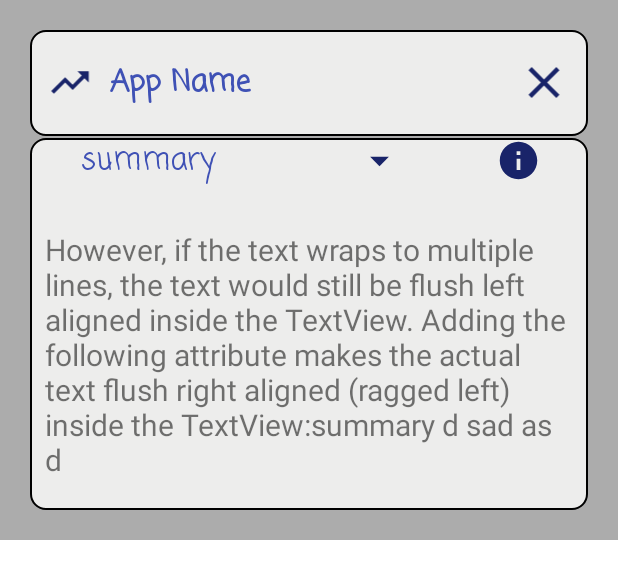
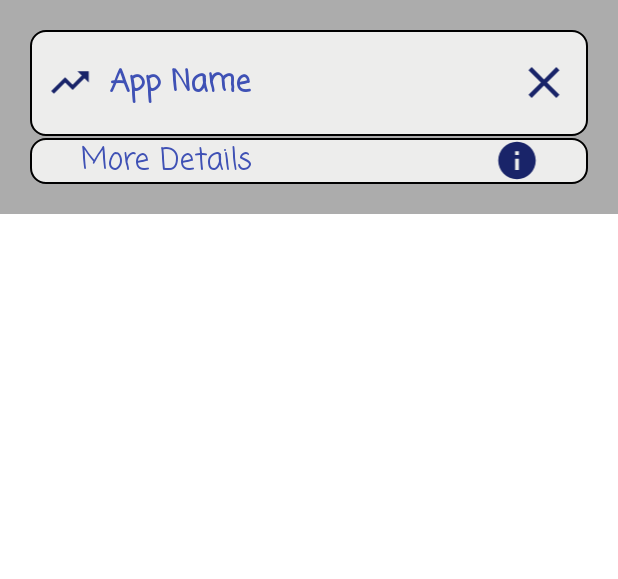
Before and after one commit to Latifa881/Top-10-Downloader-App, an Android app: the layout dialogue_view.xml on its own in the app's theme, with its tools: preview values and no code run, on a phone screen of 412 x 824 dp. Shown: the top 579 px of the screen. Run offline under Robolectric (Android 15) with nearby library versions, the phone set to English and light mode, and no system bars; network calls fail.

Commit message:
second commit

```diff
--- a/app/src/main/res/layout/dialogue_view.xml
+++ b/app/src/main/res/layout/dialogue_view.xml
@@ -10,7 +10,6 @@
         android:layout_width="match_parent"
         android:layout_height="match_parent"
         android:layout_margin="20dp"
-
         android:orientation="vertical">
 
 
@@ -73,19 +72,14 @@
                     android:layout_height="wrap_content"
                     android:layout_gravity="right"
                     android:layout_marginLeft="34dp"
-                    android:layout_weight="1"
-                    android:text="summary"
+                    android:layout_weight="2"
                     android:fontFamily="casual"
+                    android:text="More Details"
                     android:textColor="#3F51B5"
                     android:textSize="20dp" />
 
-                <ImageView
-                    android:id="@+id/ivSummary"
-                    android:layout_width="30dp"
-                    android:layout_height="30dp"
-                    android:layout_weight="1"
-                    android:gravity="left"
-                    android:src="@drawable/arrow_drop_down" />
+
+
                 <ImageView
                     android:id="@+id/ivLink"
                     android:layout_width="30dp"
@@ -95,19 +89,6 @@
                     android:src="@drawable/ic_baseline_info_24" />
             </LinearLayout>
 
-                <TextView
-                    android:id="@+id/tvSummary"
-                    android:layout_width="match_parent"
-                    android:layout_height="wrap_content"
-                    android:layout_gravity="center_vertical|end"
-                    android:layout_marginLeft="10dp"
-                    android:layout_marginTop="30dp"
-                    android:layout_marginRight="10dp"
-                    android:layout_marginBottom="20dp"
-                    android:justificationMode="none"
-                    android:text="However, if the text wraps to multiple lines, the text would still be flush left aligned inside the TextView. Adding the following attribute makes the actual text flush right aligned (ragged left) inside the TextView:summary d sad as d"
-                    android:textSize="20dp"
-                    android:visibility="visible" />
 
         </LinearLayout>
     </LinearLayout>
```
Also changed, not shown: app/src/main/java/com/example/top10downloaderapp/MainActivity.kt (+11 -12 lines), app/src/main/java/com/example/top10downloaderapp/RecyclerViewAdapter.kt (+3 -9 lines).
